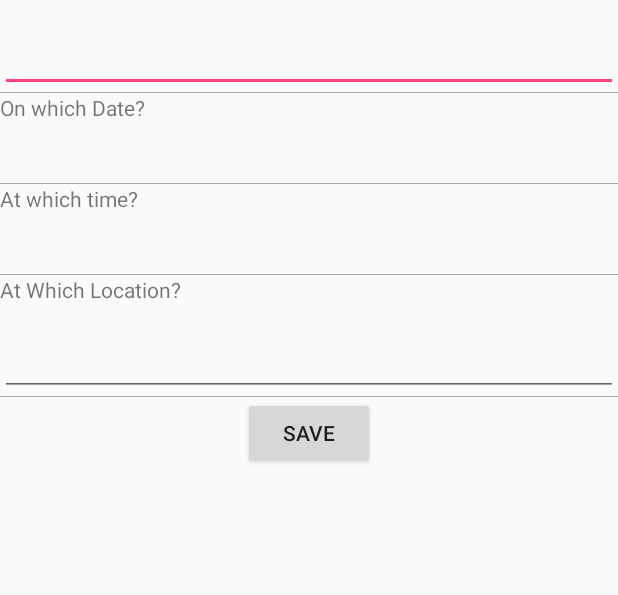
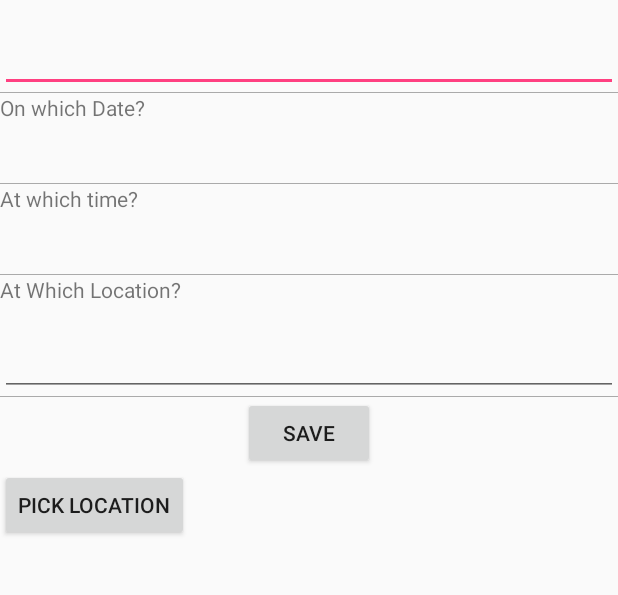
Before and after one commit to deepakvarshney35/ToDo, an Android app: the screen it shows after launch (AlarmDetail), after a tap on an icon or button, on a phone screen of 412 x 824 dp, the part 59-654 px from its top. Run offline under Robolectric (Android 15) with nearby library versions, the phone set to English and light mode, and no system bars.

Commit message:
Minor Bugs Fixed

```diff
--- a/app/src/main/java/todolist2/deepak/todo/AlarmDetail.java
+++ b/app/src/main/java/todolist2/deepak/todo/AlarmDetail.java
@@ -47,7 +47,7 @@ public class AlarmDetail extends Activity {
     public static final SimpleDateFormat sdf = new SimpleDateFormat("yyyy-M-d");
     private DatePickerDialog fromDatePickerDialog;
     TimePickerDialog timePickerDialog;
-    Button save;
+    Button save,pickloc;
     private SimpleDateFormat dateFormatter;
     private SimpleDateFormat timeFormatter;
     @Override
@@ -61,6 +61,7 @@ public class AlarmDetail extends Activity {
         time=(TextView)findViewById(R.id.time);
         loc=(EditText)findViewById(R.id.loc);
         save=(Button)findViewById(R.id.save);
+        pickloc=(Button)findViewById(R.id.locbutton);
         date.setInputType(InputType.TYPE_NULL);
         time.setInputType(InputType.TYPE_NULL);
         dateFormatter = new SimpleDateFormat("dd-MM-yyyy", Locale.US);
@@ -160,7 +161,7 @@ public class AlarmDetail extends Activity {
                 }
             }
         });*/
-        loc.setOnClickListener(new View.OnClickListener() {
+        pickloc.setOnClickListener(new View.OnClickListener() {
             @Override
             public void onClick(View v) {
                 try {
--- a/app/src/main/res/layout/activity_main.xml
+++ b/app/src/main/res/layout/activity_main.xml
@@ -14,6 +14,7 @@
             android:layout_width="wrap_content"
             android:layout_height="wrap_content"
             android:text="TodoList"
+            android:textSize="20dp"
             android:layout_gravity="center"
             android:id="@+id/toolbar_title" />
     </android.support.v7.widget.Toolbar>
--- a/app/src/main/res/layout/alarm_detail.xml
+++ b/app/src/main/res/layout/alarm_detail.xml
@@ -83,4 +83,10 @@
         android:text="Save"
         android:id="@+id/save"
         android:layout_gravity="center_horizontal" />
+
+    <Button
+        android:layout_width="wrap_content"
+        android:layout_height="wrap_content"
+        android:text="Pick Location"
+        android:id="@+id/locbutton" />
 </LinearLayout>
--- a/app/src/main/res/layout/task_view.xml
+++ b/app/src/main/res/layout/task_view.xml
@@ -6,12 +6,9 @@
     <LinearLayout
         android:layout_width="wrap_content"
         android:layout_height="wrap_content"
-        android:text="New Text"
         android:layout_alignParentTop="true"
         android:layout_alignParentLeft="true"
         android:layout_alignParentStart="true"
-        android:textSize="20dp"
-        android:textColor="#FFF"
         android:layout_toLeftOf="@+id/doneButton"
         android:layout_alignBottom="@+id/doneButton"
         android:gravity="center_vertical"
@@ -20,6 +17,7 @@
         <TextView
             android:layout_width="wrap_content"
             android:layout_height="wrap_content"
+            android:textSize="20dp"
             android:id="@+id/taskTextView"
             android:text="Text"/>
         <LinearLayout
```
Also changed, not shown: app/src/main/java/todolist2/deepak/todo/AlarmService.java (+3 -4 lines), app/src/main/java/todolist2/deepak/todo/MainActivity.java (+12 -8 lines).
